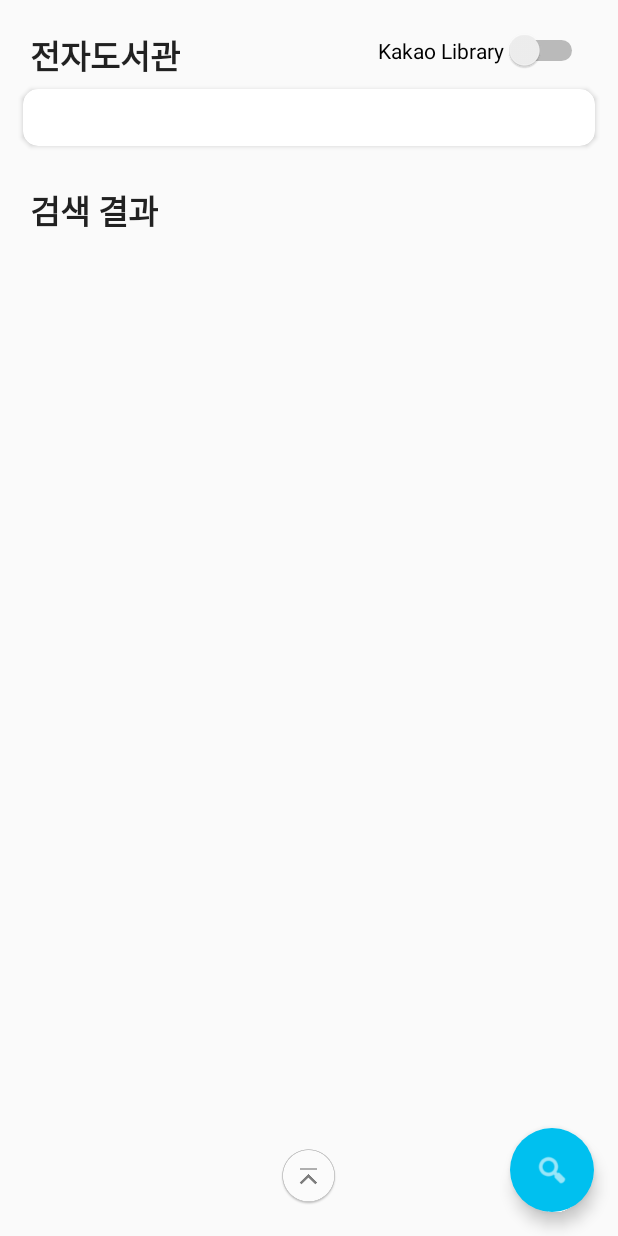
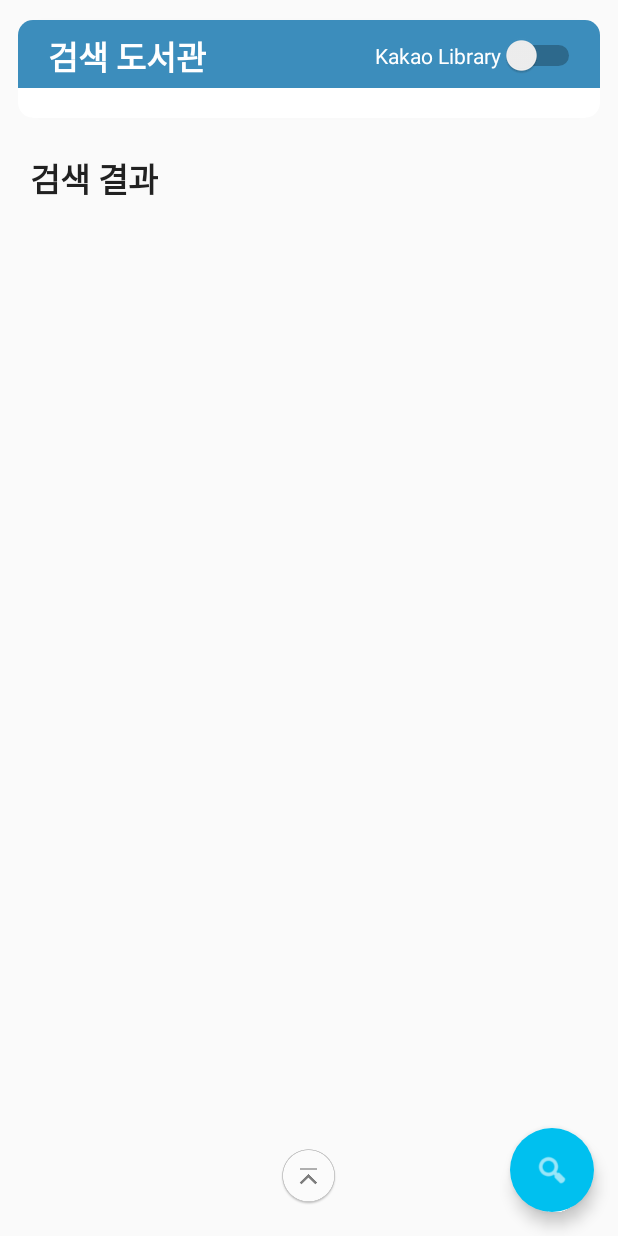
Before and after one commit to strawberryit/BookHolic, an Android app: the layout activity_main.xml on its own in the app's theme, with its tools: preview values and no code run, on a phone screen of 412 x 824 dp. Run offline under Robolectric (Android 15) with nearby library versions, the phone set to English and light mode, and no system bars.

Commit message:
update: 검색결과 UI 수정
- RecyclerAdapter 생성시 불필요한 context 전달 제거

```diff
--- a/app/src/main/java/pe/andy/bookholic/model/Ebook.kt
+++ b/app/src/main/java/pe/andy/bookholic/model/Ebook.kt
@@ -1,6 +1,8 @@
 package pe.andy.bookholic.model
 
-data class Ebook(var libraryName: String) : Comparable<Ebook> {
+import java.io.Serializable
+
+data class Ebook(var libraryName: String) : Comparable<Ebook>, Serializable {
     var seq: String = ""
     var title: String = ""
     var author: String = ""
--- a/app/src/main/java/pe/andy/bookholic/ui/BookRecyclerList.kt
+++ b/app/src/main/java/pe/andy/bookholic/ui/BookRecyclerList.kt
@@ -1,6 +1,5 @@
 package pe.andy.bookholic.ui
 
-import android.content.Context
 import android.view.View.GONE
 import android.view.View.VISIBLE
 import pe.andy.bookholic.adapter.BookAdapter
@@ -9,13 +8,12 @@ import pe.andy.bookholic.model.Ebook
 import pe.andy.bookholic.service.BookSearchService
 
 class BookRecyclerList(
-        mContext: Context,
         private val binding: MainActivityBinding,
         searchService: BookSearchService
         ) {
 
     var books = mutableListOf<Ebook>()
-    var bookAdapter: BookAdapter = BookAdapter(mContext, books)
+    var bookAdapter: BookAdapter = BookAdapter(books)
 
     init {
         with(binding.bookRecyclerview) {
--- a/app/src/main/res/layout/activity_main.xml
+++ b/app/src/main/res/layout/activity_main.xml
@@ -9,12 +9,14 @@
         tools:context=".MainActivity"
         android:id="@+id/main_layout"
         android:layout_width="match_parent"
-        android:layout_height="match_parent">
+        android:layout_height="match_parent"
+        >
 
         <androidx.core.widget.NestedScrollView
             android:id="@+id/nestedScrollView"
             android:layout_width="match_parent"
             android:layout_height="match_parent"
+            android:paddingVertical="10dp"
             android:scrollbars="vertical"
             >
 
@@ -24,37 +26,6 @@
                 android:paddingBottom="15dp"
                 android:focusableInTouchMode="true" >
 
-                <TextView
-                    android:id="@+id/library_list_title"
-                    android:layout_width="wrap_content"
-                    android:layout_height="wrap_content"
-                    android:text="전자도서관"
-                    android:textAppearance="@style/TextAppearance.AppCompat.Large"
-                    android:textStyle="bold"
-
-                    android:layout_marginHorizontal="20dp"
-                    android:layout_marginTop="20dp"
-                    android:layout_marginBottom="10dp"
-
-                    app:layout_constraintStart_toStartOf="parent"
-                    app:layout_constraintTop_toTopOf="parent"
-                    app:layout_constraintBottom_toTopOf="@id/library_list_wrapper"
-                    />
-
-                <Switch
-                    android:id="@+id/library_list_switch_kakao"
-                    android:layout_width="wrap_content"
-                    android:layout_height="wrap_content"
-                    android:checked="false"
-                    android:switchMinWidth="56dp"
-                    android:text="Kakao Library"
-
-                    android:layout_marginHorizontal="20dp"
-                    android:layout_marginTop="20dp"
-
-                    app:layout_constraintEnd_toEndOf="parent"
-                    app:layout_constraintTop_toTopOf="parent" />
-
                 <androidx.cardview.widget.CardView
                     android:id="@+id/library_list_wrapper"
                     android:layout_width="match_parent"
@@ -62,28 +33,72 @@
                     android:layout_marginHorizontal="10dp"
                     android:layout_marginBottom="10dp"
                     android:minHeight="50dp"
-                    android:elevation="5dp"
+                    android:elevation="7dp"
                     app:cardUseCompatPadding="true"
+                    app:cardPreventCornerOverlap="false"
 
-                    app:layout_constraintTop_toBottomOf="@id/library_list_title"
+                    app:layout_constraintTop_toTopOf="parent"
+                    app:layout_constraintStart_toStartOf="parent"
                     app:cardCornerRadius="10dp">
-
-                    <!--app:layout_constraintBottom_toTopOf="@id/booklist"-->
 
                     <androidx.constraintlayout.widget.ConstraintLayout
                         android:layout_width="match_parent"
-                        android:layout_height="wrap_content"
-                        android:paddingVertical="10dp"
+                        android:layout_height="match_parent"
+                        android:paddingBottom="10dp"
                         >
+                        <LinearLayout
+                            android:id="@+id/header"
+                            android:layout_width="match_parent"
+                            android:layout_height="45dp"
+                            app:layout_constraintTop_toTopOf="parent"
+                            app:layout_constraintBottom_toTopOf="@id/library_recyclerview"
+                            app:layout_constraintStart_toStartOf="parent"
+                            android:paddingHorizontal="10dp"
+
+                            android:background="@color/bgLightBlue"
+                            android:orientation="horizontal">
+                        </LinearLayout>
+
+                        <TextView
+                            android:layout_width="wrap_content"
+                            android:layout_height="wrap_content"
+                            app:layout_constraintStart_toStartOf="parent"
+                            app:layout_constraintTop_toTopOf="parent"
+                            android:layout_marginTop="7dp"
+                            android:layout_marginStart="20dp"
+
+                            android:text="검색 도서관"
+                            android:textAppearance="@style/TextAppearance.AppCompat.Large"
+                            android:textStyle="bold"
+                            android:textColor="@android:color/white"
+                            />
+
+                        <Switch
+                            android:id="@+id/library_list_switch_kakao"
+                            android:layout_width="wrap_content"
+                            android:layout_height="wrap_content"
+                            app:layout_constraintEnd_toEndOf="parent"
+                            app:layout_constraintTop_toTopOf="parent"
+
+                            android:checked="false"
+                            android:switchMinWidth="56dp"
+                            android:text="Kakao Library"
+                            android:textColor="@android:color/white"
+
+                            android:layout_marginHorizontal="10dp"
+                            android:layout_marginTop="10dp"
+                             />
 
                         <androidx.recyclerview.widget.RecyclerView
                             android:id="@+id/library_recyclerview"
                             android:layout_width="match_parent"
                             android:layout_height="wrap_content"
-                            app:layout_constraintTop_toTopOf="parent"
+                            android:layout_marginTop="10dp"
+                            app:layout_constraintTop_toBottomOf="@id/header"
+                            app:layout_constraintBottom_toBottomOf="parent"
+
                             app:layoutManager="LinearLayoutManager"
                             />
-
                     </androidx.constraintlayout.widget.ConstraintLayout>
                 </androidx.cardview.widget.CardView>
 
```
Also changed, not shown: app/src/main/java/pe/andy/bookholic/MainActivity.kt (+10 -6 lines), app/src/main/java/pe/andy/bookholic/adapter/BookAdapter.kt (+19 -8 lines), app/src/main/java/pe/andy/bookholic/adapter/LibraryAdapter.kt (+14 -18 lines), app/src/main/java/pe/andy/bookholic/test/TestData.kt (+2 -2 lines), app/src/main/java/pe/andy/bookholic/ui/LibraryRecyclerList.kt (+2 -6 lines), app/src/main/java/pe/andy/bookholic/util/BookColor.kt (+7 -7 lines), app/src/main/res/layout/book_item.xml (+43 -26 lines).
